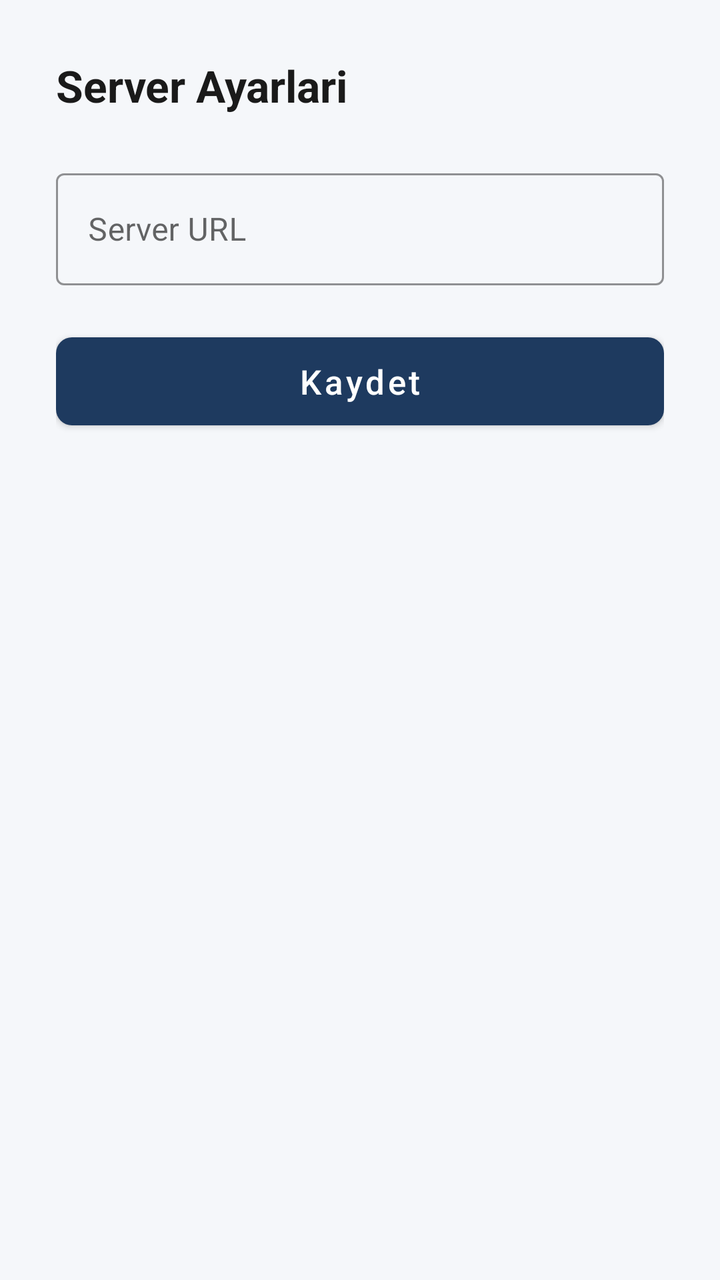
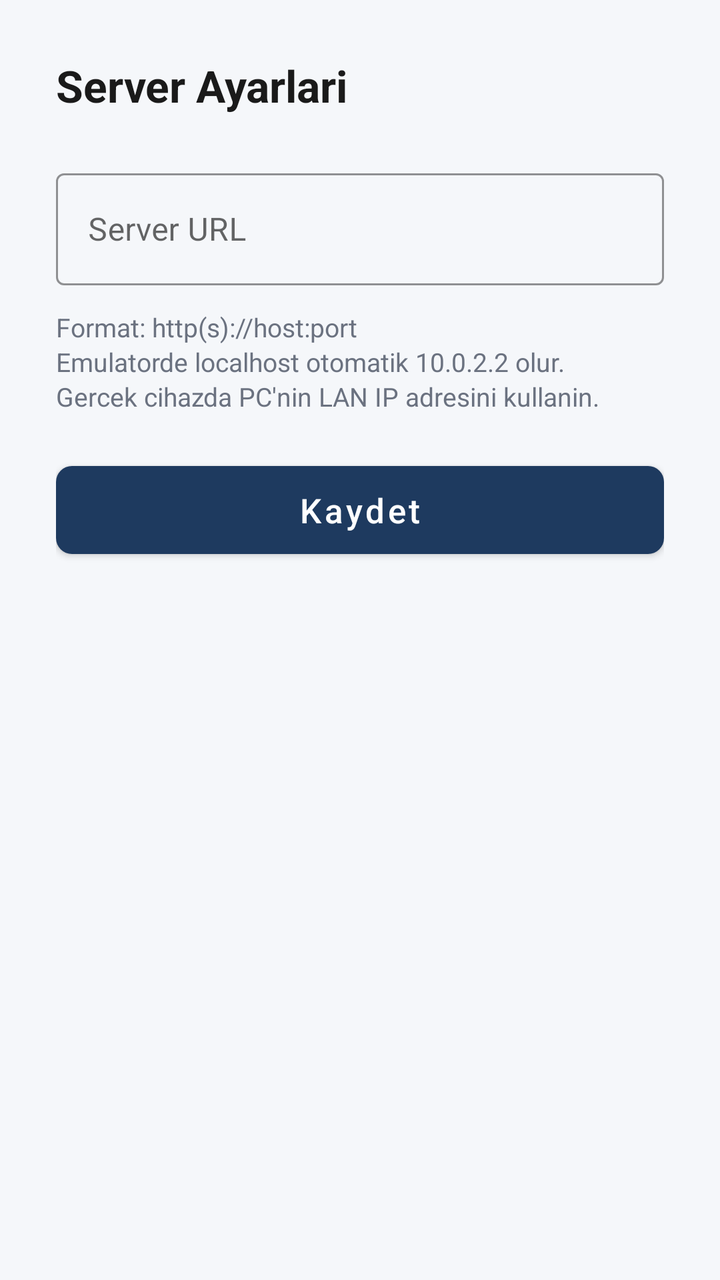

An Android layout rendered at two revisions. The XML below is the earlier revision; the diff shows what the commit changed to produce the second picture.
<!-- AndroidManifest.xml: application theme Theme.ArmineOrderModule -->
<!-- res/layout/activity_server_settings.xml -->
<?xml version="1.0" encoding="utf-8"?>
<LinearLayout xmlns:android="http://schemas.android.com/apk/res/android"
    xmlns:app="http://schemas.android.com/apk/res-auto"
    android:layout_width="match_parent"
    android:layout_height="match_parent"
    android:orientation="vertical"
    android:padding="28dp"
    android:background="@color/login_background">

    <TextView
        android:layout_width="match_parent"
        android:layout_height="wrap_content"
        android:text="@string/server_settings_title"
        android:textColor="@color/login_title"
        android:textSize="22sp"
        android:textStyle="bold" />

    <com.google.android.material.textfield.TextInputLayout
        android:id="@+id/tilServerUrl"
        style="@style/Widget.MaterialComponents.TextInputLayout.OutlinedBox"
        android:layout_width="match_parent"
        android:layout_height="wrap_content"
        android:layout_marginTop="24dp"
        android:hint="@string/server_url"
        app:boxStrokeColor="@color/login_primary"
        app:hintTextColor="@color/login_primary">

        <com.google.android.material.textfield.TextInputEditText
            android:id="@+id/etServerUrl"
            android:layout_width="match_parent"
            android:layout_height="wrap_content"
            android:inputType="textUri"
            android:imeOptions="actionDone"
            android:maxLines="1"
            android:minHeight="56dp"
            android:textSize="16sp" />
    </com.google.android.material.textfield.TextInputLayout>

    <com.google.android.material.button.MaterialButton
        android:id="@+id/btnSaveServerUrl"
        android:layout_width="match_parent"
        android:layout_height="56dp"
        android:layout_marginTop="20dp"
        android:text="@string/server_save"
        android:textAllCaps="false"
        android:textSize="17sp"
        app:backgroundTint="@color/login_primary"
        app:cornerRadius="8dp" />

</LinearLayout>
<!-- resources referenced by this layout -->
<resources>
  <color name="login_background">#FFF5F7FA</color>
  <color name="login_primary">#FF1E3A5F</color>
  <color name="login_title">#FF1A1A1A</color>
  <string name="server_save">Kaydet</string>
  <string name="server_settings_title">Server Ayarlari</string>
  <string name="server_url">Server URL</string>
  <style name="Theme.ArmineOrderModule" parent="Theme.MaterialComponents.DayNight.NoActionBar">
          
          <item name="colorPrimary">@color/purple_500</item>
          <item name="colorPrimaryVariant">@color/purple_700</item>
          <item name="colorOnPrimary">@color/white</item>
          
          <item name="colorSecondary">@color/teal_200</item>
          <item name="colorSecondaryVariant">@color/teal_700</item>
          <item name="colorOnSecondary">@color/black</item>
          
          <item name="android:statusBarColor">?attr/colorPrimaryVariant</item>
          
      </style>
  <color name="purple_500">#FF6200EE</color>
  <color name="purple_700">#FF3700B3</color>
  <color name="white">#FFFFFFFF</color>
  <color name="teal_200">#FF03DAC5</color>
  <color name="teal_700">#FF018786</color>
  <color name="black">#FF000000</color>
</resources>

<!-- the commit's change to res/layout/activity_server_settings.xml (unified diff, before → after) -->
@@ -36,6 +36,15 @@
             android:textSize="16sp" />
     </com.google.android.material.textfield.TextInputLayout>
 
+    <TextView
+        android:layout_width="match_parent"
+        android:layout_height="wrap_content"
+        android:layout_marginTop="12dp"
+        android:lineSpacingExtra="2dp"
+        android:text="@string/server_url_help"
+        android:textColor="@color/login_subtitle"
+        android:textSize="13sp" />
+
     <com.google.android.material.button.MaterialButton
         android:id="@+id/btnSaveServerUrl"
         android:layout_width="match_parent"
<!-- resource entries referenced after the edit -->
@@ -2,10 +2,12 @@
 <resources>
   <color name="login_background">#FFF5F7FA</color>
   <color name="login_primary">#FF1E3A5F</color>
+  <color name="login_subtitle">#FF6B7280</color>
   <color name="login_title">#FF1A1A1A</color>
   <string name="server_save">Kaydet</string>
   <string name="server_settings_title">Server Ayarlari</string>
   <string name="server_url">Server URL</string>
+  <string name="server_url_help">Format: http(s)://host:port\nEmulatorde localhost otomatik 10.0.2.2 olur.\nGercek cihazda PC\'nin LAN IP adresini kullanin.</string>
   <style name="Theme.ArmineOrderModule" parent="Theme.MaterialComponents.DayNight.NoActionBar">
           
           <item name="colorPrimary">@color/purple_500</item>
